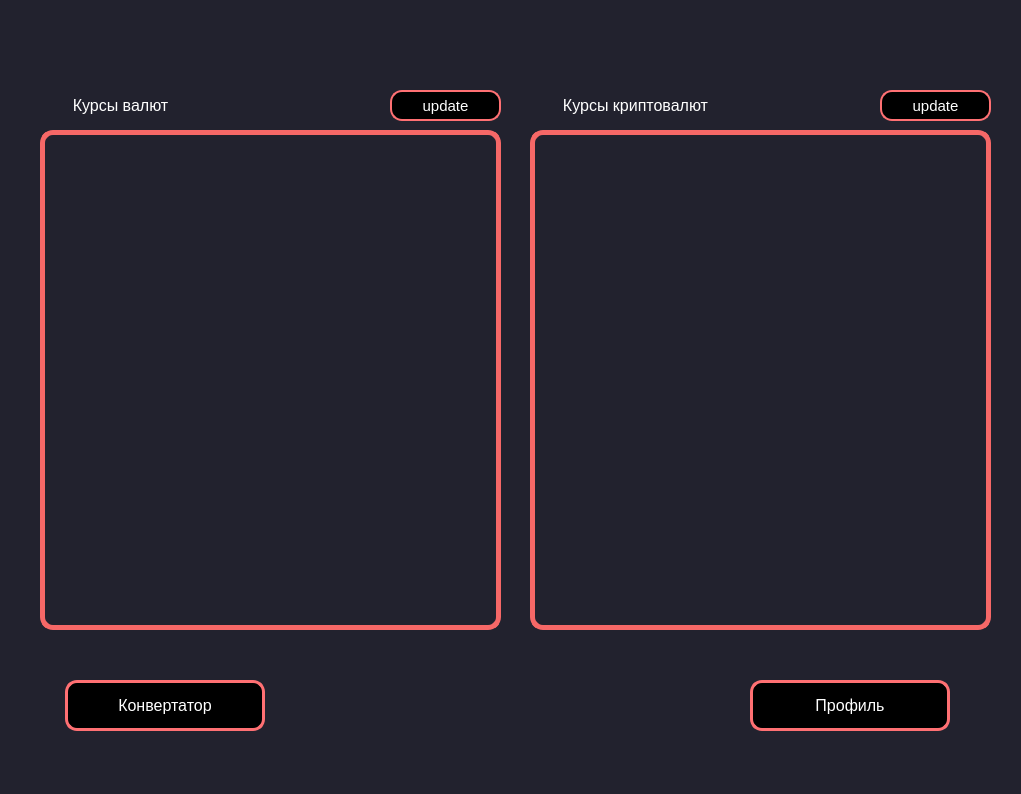
Above: pyqt_prj_yl/main_window.ui from LekzLuthor/YL_PQYT-prj before the change. Below: the same form after it.
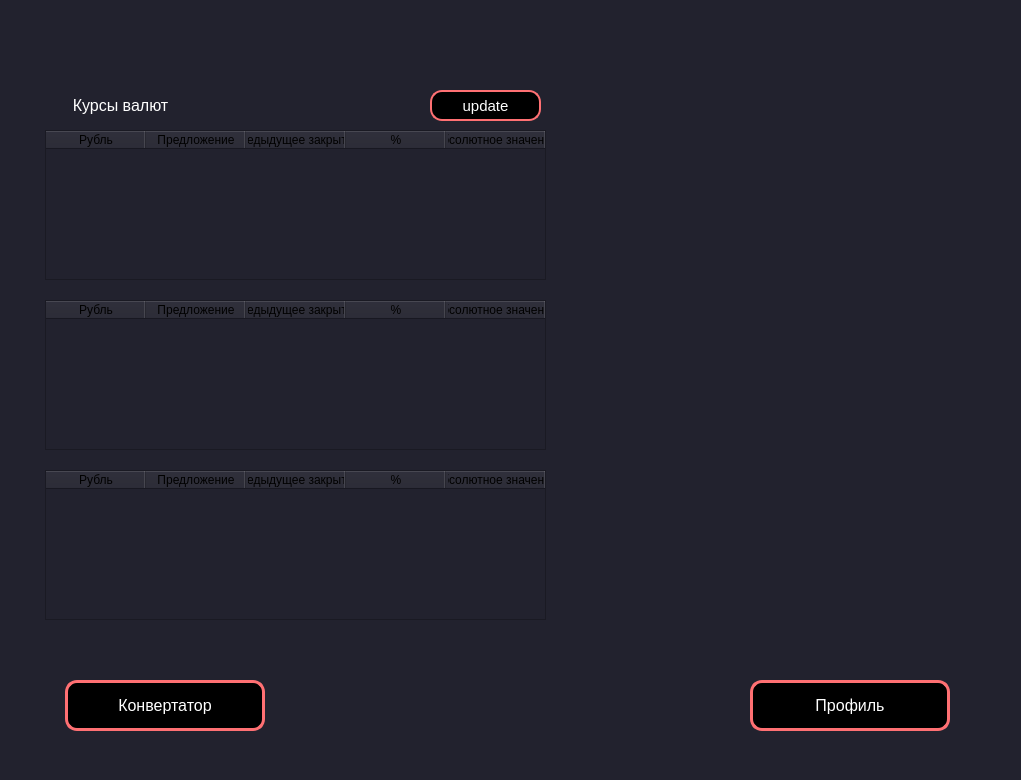
That is the form after the change.

The edit to the form file:
```diff
--- a/pyqt_prj_yl/main_window.ui
+++ b/pyqt_prj_yl/main_window.ui
@@ -7,7 +7,7 @@
     <x>0</x>
     <y>0</y>
     <width>1021</width>
-    <height>794</height>
+    <height>780</height>
    </rect>
   </property>
   <property name="font">
@@ -18,46 +18,17 @@
   <property name="windowTitle">
    <string>MainWindow</string>
   </property>
+  <property name="autoFillBackground">
+   <bool>false</bool>
+  </property>
   <property name="styleSheet">
    <string notr="true">background-color: #22222e;</string>
   </property>
   <widget class="QWidget" name="centralwidget">
-   <widget class="QTableView" name="currenc_rate">
-    <property name="geometry">
-     <rect>
-      <x>40</x>
-      <y>130</y>
-      <width>461</width>
-      <height>500</height>
-     </rect>
-    </property>
-    <property name="styleSheet">
-     <string notr="true">bacground-color: #22222e;
-border: 5px solid #f66867;
-border-radius: 13;
-color: white;</string>
-    </property>
-   </widget>
-   <widget class="QTableView" name="cript_rate">
-    <property name="geometry">
-     <rect>
-      <x>530</x>
-      <y>130</y>
-      <width>461</width>
-      <height>500</height>
-     </rect>
-    </property>
-    <property name="styleSheet">
-     <string notr="true">bacground-color: #22222e;
-border: 5px solid #f66867;
-border-radius: 13;
-color: white;</string>
-    </property>
-   </widget>
    <widget class="QPushButton" name="update_curr">
     <property name="geometry">
      <rect>
-      <x>390</x>
+      <x>430</x>
       <y>90</y>
       <width>111</width>
       <height>31</height>
@@ -87,41 +58,6 @@
      <string>update</string>
     </property>
    </widget>
-   <widget class="QPushButton" name="update_cript">
-    <property name="geometry">
-     <rect>
-      <x>880</x>
-      <y>90</y>
-      <width>111</width>
-      <height>31</height>
-     </rect>
-    </property>
-    <property name="font">
-     <font>
-      <pointsize>11</pointsize>
-     </font>
-    </property>
-    <property name="styleSheet">
-     <string notr="true">QPushButton {
-	border 2px;
-	border: 2px solid #ff7073;
-	border-radius: 12;
-	color: white;
-	background-color:fb5b5d;
-}
-QPushButton:hover{
-	background-color: #ff7073;
-}
-QPushButton:pressed{
-	background-color: #ff004;
-}
-
-</string>
-    </property>
-    <property name="text">
-     <string>update</string>
-    </property>
-   </widget>
    <widget class="QPushButton" name="to_prof_btn">
     <property name="geometry">
      <rect>
@@ -214,30 +150,206 @@
      <set>Qt::AlignCenter</set>
     </property>
    </widget>
-   <widget class="QLabel" name="label_2">
+   <widget class="QTableWidget" name="curr_table1">
     <property name="geometry">
      <rect>
-      <x>540</x>
-      <y>90</y>
-      <width>191</width>
-      <height>31</height>
+      <x>45</x>
+      <y>130</y>
+      <width>501</width>
+      <height>150</height>
      </rect>
     </property>
-    <property name="font">
-     <font>
-      <pointsize>12</pointsize>
-     </font>
+    <property name="minimumSize">
+     <size>
+      <width>471</width>
+      <height>0</height>
+     </size>
     </property>
+    <property name="layoutDirection">
+     <enum>Qt::LeftToRight</enum>
+    </property>
+    <property name="autoFillBackground">
+     <bool>false</bool>
+    </property>
     <property name="styleSheet">
-     <string notr="true">color: white;
-</string>
+     <string notr="true">color:black;</string>
     </property>
-    <property name="text">
-     <string>Курсы криптовалют</string>
+    <property name="verticalScrollBarPolicy">
+     <enum>Qt::ScrollBarAlwaysOff</enum>
     </property>
-    <property name="alignment">
-     <set>Qt::AlignCenter</set>
+    <property name="horizontalScrollBarPolicy">
+     <enum>Qt::ScrollBarAlwaysOff</enum>
     </property>
+    <property name="wordWrap">
+     <bool>true</bool>
+    </property>
+    <column>
+     <property name="text">
+      <string>Рубль</string>
+     </property>
+     <property name="textAlignment">
+      <set>AlignCenter</set>
+     </property>
+    </column>
+    <column>
+     <property name="text">
+      <string>Предложение</string>
+     </property>
+    </column>
+    <column>
+     <property name="text">
+      <string>Предыдущее закрытие</string>
+     </property>
+    </column>
+    <column>
+     <property name="text">
+      <string>%</string>
+     </property>
+    </column>
+    <column>
+     <property name="text">
+      <string>Абсолютное значение</string>
+     </property>
+    </column>
+    <column>
+     <property name="text">
+      <string>Время</string>
+     </property>
+    </column>
+   </widget>
+   <widget class="QTableWidget" name="curr_table2">
+    <property name="geometry">
+     <rect>
+      <x>45</x>
+      <y>300</y>
+      <width>501</width>
+      <height>150</height>
+     </rect>
+    </property>
+    <property name="minimumSize">
+     <size>
+      <width>471</width>
+      <height>0</height>
+     </size>
+    </property>
+    <property name="layoutDirection">
+     <enum>Qt::LeftToRight</enum>
+    </property>
+    <property name="autoFillBackground">
+     <bool>false</bool>
+    </property>
+    <property name="styleSheet">
+     <string notr="true">color:black;</string>
+    </property>
+    <property name="verticalScrollBarPolicy">
+     <enum>Qt::ScrollBarAlwaysOff</enum>
+    </property>
+    <property name="horizontalScrollBarPolicy">
+     <enum>Qt::ScrollBarAlwaysOff</enum>
+    </property>
+    <property name="wordWrap">
+     <bool>true</bool>
+    </property>
+    <column>
+     <property name="text">
+      <string>Рубль</string>
+     </property>
+     <property name="textAlignment">
+      <set>AlignCenter</set>
+     </property>
+    </column>
+    <column>
+     <property name="text">
+      <string>Предложение</string>
+     </property>
+    </column>
+    <column>
+     <property name="text">
+      <string>Предыдущее закрытие</string>
+     </property>
+    </column>
+    <column>
+     <property name="text">
+      <string>%</string>
+     </property>
+    </column>
+    <column>
+     <property name="text">
+      <string>Абсолютное значение</string>
+     </property>
+    </column>
+    <column>
+     <property name="text">
+      <string>Время</string>
+     </property>
+    </column>
+   </widget>
+   <widget class="QTableWidget" name="curr_table3">
+    <property name="geometry">
+     <rect>
+      <x>45</x>
+      <y>470</y>
+      <width>501</width>
+      <height>150</height>
+     </rect>
+    </property>
+    <property name="minimumSize">
+     <size>
+      <width>471</width>
+      <height>0</height>
+     </size>
+    </property>
+    <property name="layoutDirection">
+     <enum>Qt::LeftToRight</enum>
+    </property>
+    <property name="autoFillBackground">
+     <bool>false</bool>
+    </property>
+    <property name="styleSheet">
+     <string notr="true">color:black;</string>
+    </property>
+    <property name="verticalScrollBarPolicy">
+     <enum>Qt::ScrollBarAlwaysOff</enum>
+    </property>
+    <property name="horizontalScrollBarPolicy">
+     <enum>Qt::ScrollBarAlwaysOff</enum>
+    </property>
+    <property name="wordWrap">
+     <bool>true</bool>
+    </property>
+    <column>
+     <property name="text">
+      <string>Рубль</string>
+     </property>
+     <property name="textAlignment">
+      <set>AlignCenter</set>
+     </property>
+    </column>
+    <column>
+     <property name="text">
+      <string>Предложение</string>
+     </property>
+    </column>
+    <column>
+     <property name="text">
+      <string>Предыдущее закрытие</string>
+     </property>
+    </column>
+    <column>
+     <property name="text">
+      <string>%</string>
+     </property>
+    </column>
+    <column>
+     <property name="text">
+      <string>Абсолютное значение</string>
+     </property>
+    </column>
+    <column>
+     <property name="text">
+      <string>Время</string>
+     </property>
+    </column>
    </widget>
   </widget>
  </widget>
```
